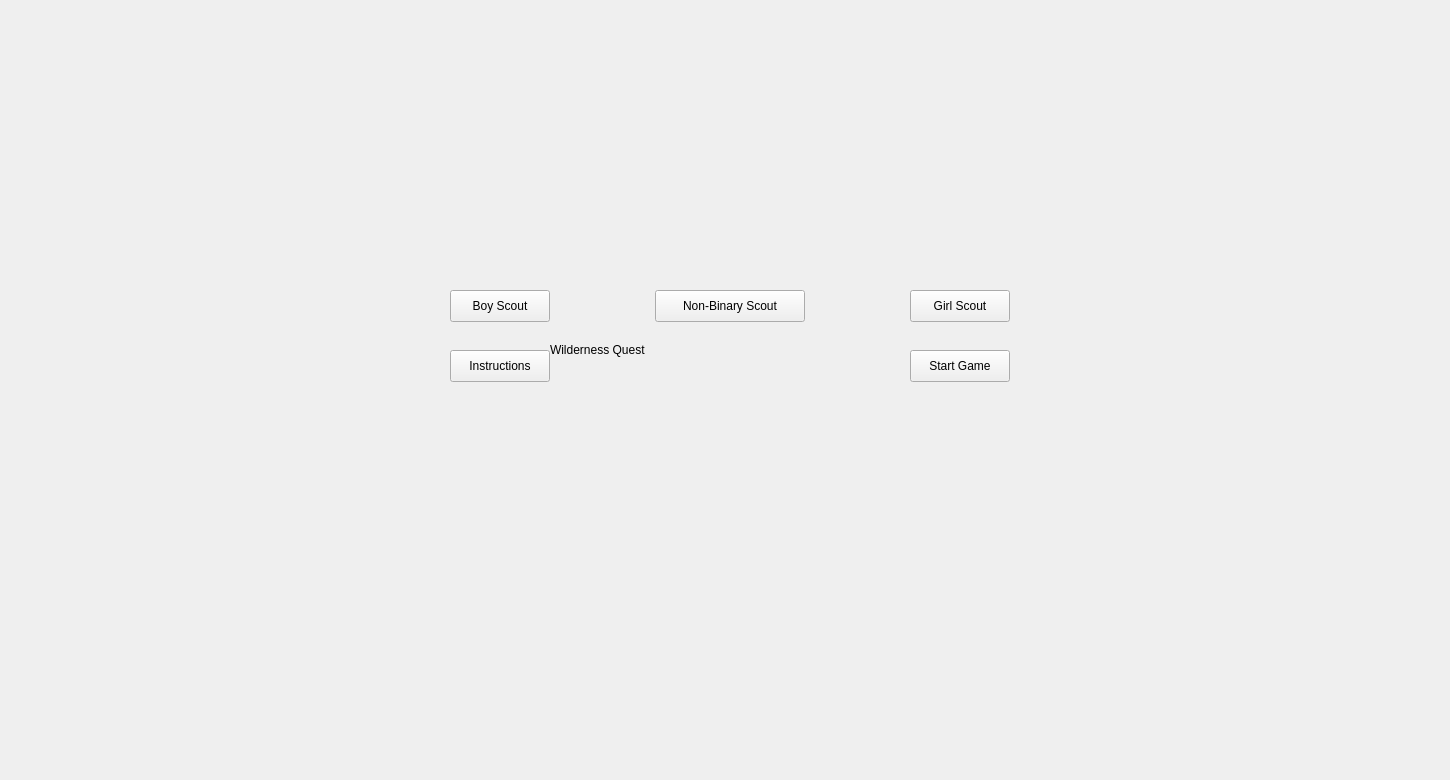
Above: EducationalApp/startpage.ui from wildberryprincess/WildernessQuest-Wasm before the change. Below: the same form after it.
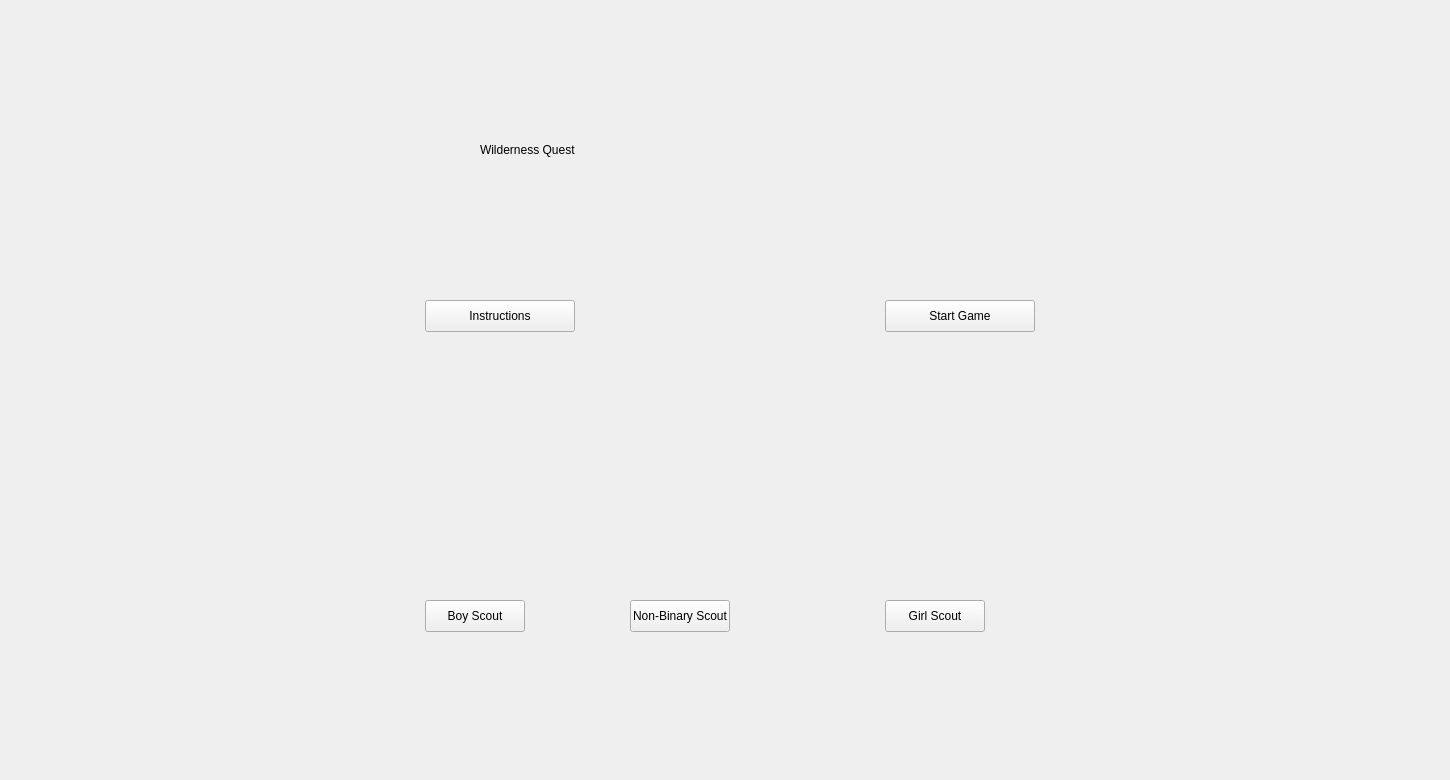
That is the form after the change.

Commit message: Got the Start Screen formatted and got the backgrounds added.

```diff
--- a/EducationalApp/startpage.ui
+++ b/EducationalApp/startpage.ui
@@ -16,9 +16,9 @@
   <widget class="QLabel" name="gameNameLabel">
    <property name="geometry">
     <rect>
-     <x>550</x>
-     <y>300</y>
-     <width>360</width>
+     <x>480</x>
+     <y>100</y>
+     <width>500</width>
      <height>100</height>
     </rect>
    </property>
@@ -29,9 +29,9 @@
   <widget class="QPushButton" name="instructionsButton">
    <property name="geometry">
     <rect>
-     <x>450</x>
-     <y>350</y>
-     <width>100</width>
+     <x>425</x>
+     <y>300</y>
+     <width>150</width>
      <height>32</height>
     </rect>
    </property>
@@ -42,9 +42,9 @@
   <widget class="QPushButton" name="startButton">
    <property name="geometry">
     <rect>
-     <x>910</x>
-     <y>350</y>
-     <width>100</width>
+     <x>885</x>
+     <y>300</y>
+     <width>150</width>
      <height>32</height>
     </rect>
    </property>
@@ -55,8 +55,8 @@
   <widget class="QPushButton" name="boyScoutButton">
    <property name="geometry">
     <rect>
-     <x>450</x>
-     <y>290</y>
+     <x>425</x>
+     <y>600</y>
      <width>100</width>
      <height>32</height>
     </rect>
@@ -68,8 +68,8 @@
   <widget class="QPushButton" name="girlScoutButton">
    <property name="geometry">
     <rect>
-     <x>910</x>
-     <y>290</y>
+     <x>885</x>
+     <y>600</y>
      <width>100</width>
      <height>32</height>
     </rect>
@@ -81,9 +81,9 @@
   <widget class="QPushButton" name="nonBinaryScoutButton">
    <property name="geometry">
     <rect>
-     <x>655</x>
-     <y>290</y>
-     <width>150</width>
+     <x>630</x>
+     <y>600</y>
+     <width>100</width>
      <height>32</height>
     </rect>
    </property>
```
The commit also changes 2 other files.
